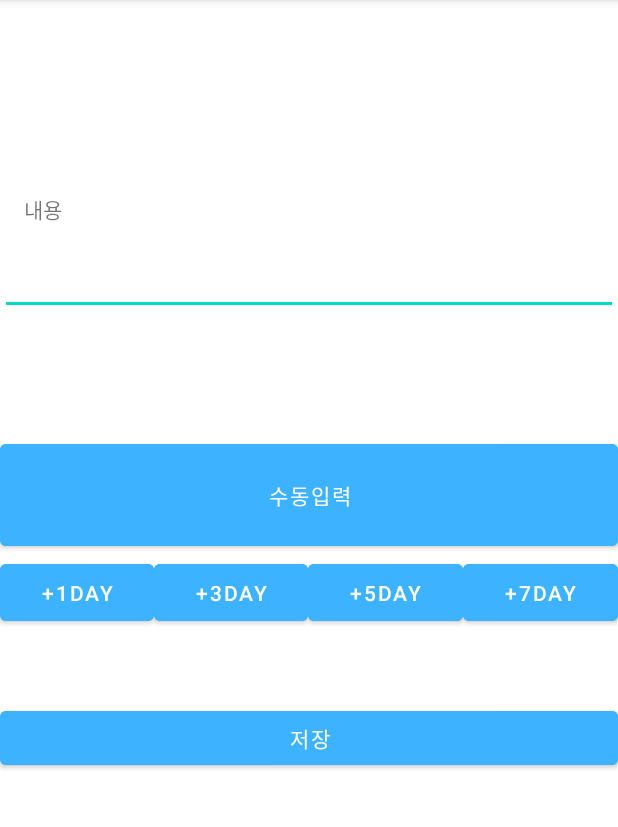
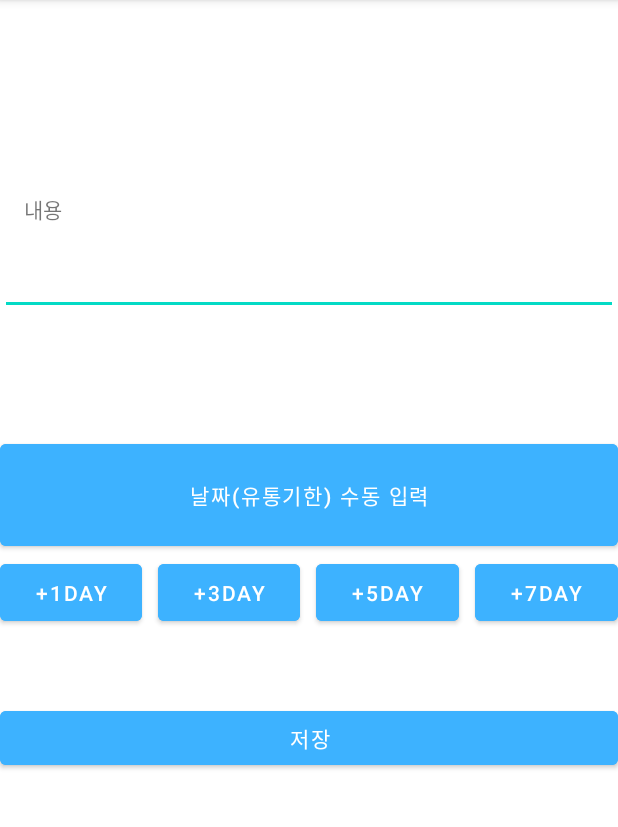
Before and after one commit to wansunghack/School-project, an Android app: the SubActivity screen opened directly, with no data from a screen before it, on a phone screen of 412 x 824 dp, the part 84-911 px from its top. Run offline under Robolectric (Android 15) with nearby library versions, the phone set to English and light mode, and no system bars.

Commit message:
텍스트 변경

```diff
--- a/app/src/main/res/layout/activity_sub.xml
+++ b/app/src/main/res/layout/activity_sub.xml
@@ -18,41 +18,43 @@
             android:id="@+id/day1plus"
             android:layout_width="wrap_content"
             android:layout_height="match_parent"
+            android:layout_marginRight="5dp"
             android:layout_weight="1"
+            android:backgroundTint="#3DB2FF"
             android:onClick="day1plus"
-            android:text="+1day"
-            android:backgroundTint="#3DB2FF"
-            />
+            android:text="+1day" />
 
         <Button
             android:id="@+id/day3plus"
             android:layout_width="wrap_content"
             android:layout_height="match_parent"
+            android:layout_marginLeft="5dp"
+            android:layout_marginRight="5dp"
             android:layout_weight="1"
+            android:backgroundTint="#3DB2FF"
             android:onClick="day3plus"
-            android:text="+3DAY"
-            android:backgroundTint="#3DB2FF"
-            />
+            android:text="+3DAY" />
 
         <Button
             android:id="@+id/day5plus"
             android:layout_width="wrap_content"
             android:layout_height="match_parent"
+            android:layout_marginLeft="5dp"
+            android:layout_marginRight="5dp"
             android:layout_weight="1"
+            android:backgroundTint="#3DB2FF"
             android:onClick="day5plus"
-            android:text="+5DAY"
-            android:backgroundTint="#3DB2FF"
-            />
+            android:text="+5DAY" />
 
         <Button
             android:id="@+id/day7plus"
             android:layout_width="wrap_content"
             android:layout_height="match_parent"
+            android:layout_marginLeft="5dp"
             android:layout_weight="1"
+            android:backgroundTint="#3DB2FF"
             android:onClick="day7plus"
-            android:text="+7DAY"
-            android:backgroundTint="#3DB2FF"
-            />
+            android:text="+7DAY" />
     </LinearLayout>
 
     <EditText
@@ -77,16 +79,17 @@
         android:textSize="20sp"
         app:layout_constraintBottom_toTopOf="@+id/daytime"
         app:layout_constraintTop_toBottomOf="@+id/sample" />
+
     <Button
         android:id="@+id/daytime"
         android:layout_width="match_parent"
         android:layout_height="80dp"
         android:layout_marginTop="80dp"
+        android:backgroundTint="#3DB2FF"
         android:onClick="daytime"
-        android:text="수동입력"
+        android:text="날짜(유통기한) 수동 입력"
         android:textAllCaps="false"
         app:layout_constraintTop_toBottomOf="@+id/sample"
-        android:backgroundTint="#3DB2FF"
         tools:layout_editor_absoluteX="0dp" />
 
     <androidx.constraintlayout.widget.Guideline
```
